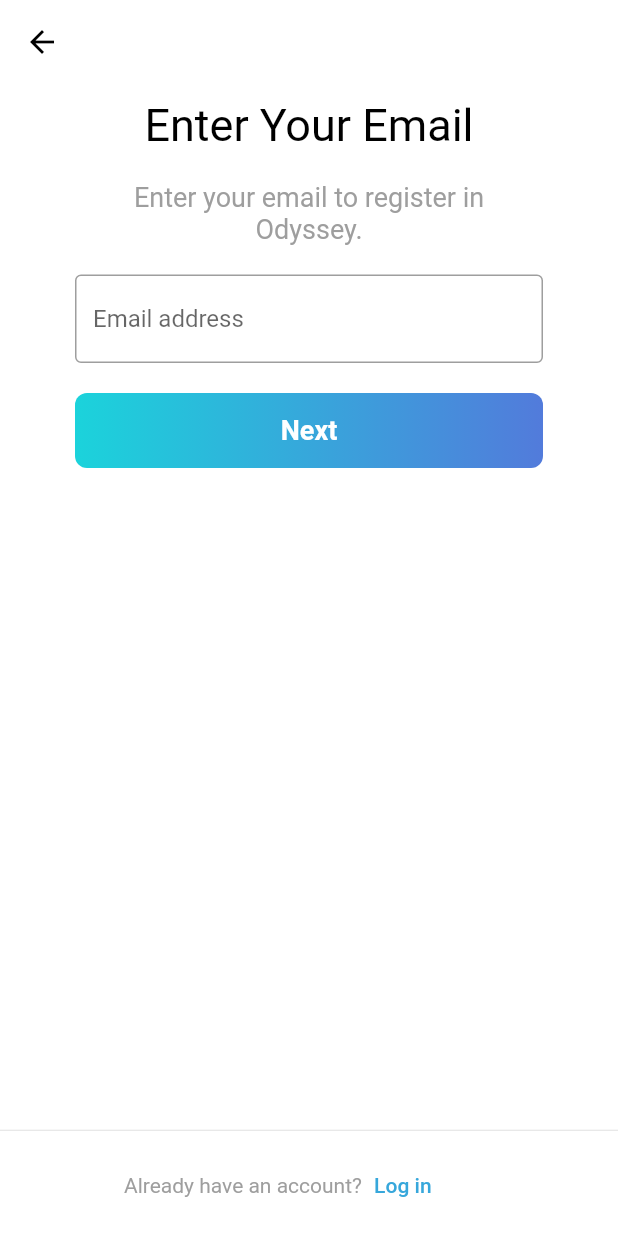
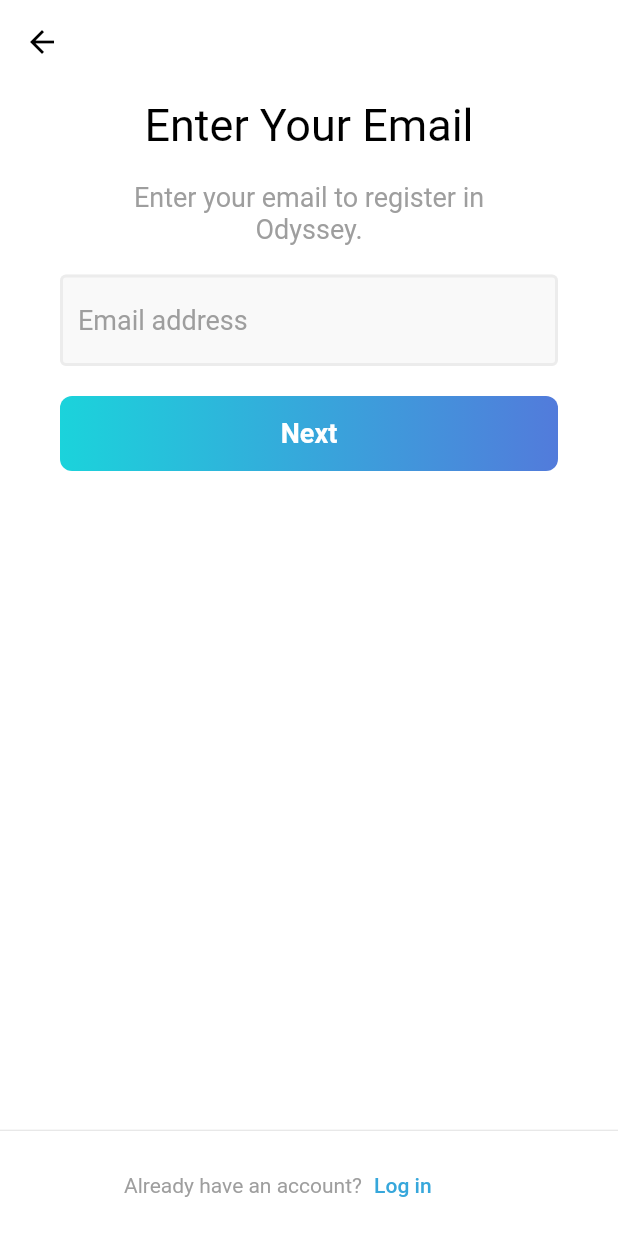
Before and after one commit to ShathaAldosari01/2022-gp1-7, a Flutter app: the Signup screen opened by its route, on a phone screen of 412 x 824 dp. Run offline on Flutter 3.47's test engine with Material 2 defaults, Android fonts, the phone set to English and light mode, and no system bars; our stand-ins replace firebase_auth; accounts and stored records are empty.

Commit message:
update sign up ui

```diff
--- a/lib/config/palette.dart
+++ b/lib/config/palette.dart
@@ -8,5 +8,7 @@ class Palette{
   static const Color lightbuttonColor = Color(0xff8DE9ED);
   static const Color nameColor = Color(0xff527bdb);
   static const Color grey = Color(0xff9e9e9e);
+  static const Color lightgrey = Color(0xfff9f9f9);
+  static const Color midgrey = Color(0xffececec);
   static const Color link = Color(0xFF37A7DB);
 }
--- a/lib/screen/auth/signup.dart
+++ b/lib/screen/auth/signup.dart
@@ -29,7 +29,7 @@ class Signup extends StatelessWidget {
             /*first column*/
             Expanded(
               child: Container(
-                margin:  EdgeInsets.symmetric(horizontal: 50),
+                margin:  EdgeInsets.symmetric(horizontal: 40),
                 child: Column(
                   crossAxisAlignment: CrossAxisAlignment.center,
                   children: [
@@ -77,15 +77,40 @@ class Signup extends StatelessWidget {
                                 child: TextFormField(
                                   //design
                                   decoration: InputDecoration(
+
+                                    /*background color*/
+                                    fillColor: Palette.lightgrey,
+                                    filled: true,
+
+                                    /*hint*/
                                     border: OutlineInputBorder(),
                                     hintText: "Email address",
+                                    hintStyle: TextStyle(
+                                        fontSize: 18.0,
+                                        color: Palette.grey
+                                    ),
+
+                                    /*Border*/
+                                    focusedBorder: OutlineInputBorder(
+                                      borderSide: BorderSide(
+                                        color: Palette.midgrey,
+                                      ),
+                                    ),
+                                    enabledBorder: OutlineInputBorder(
+                                      borderSide: BorderSide(
+                                        color: Palette.midgrey,
+                                        width: 2.0,
+                                      ),
+                                    ),
                                   ),
+
                                   //function
                                   onChanged: (val){
 
                                   },
                                 ),
                               ),
+                              /*end of email*/
 
 
                               /*next button*/
@@ -110,7 +135,7 @@ class Signup extends StatelessWidget {
                                   minWidth: 350,
                                   child: FlatButton(onPressed: (){
                                     /*go to sign up page*/
-                                    Navigator.pushNamed(context, '/signup');
+                                    Navigator.pushNamed(context, '/Profile_Page');
                                   },
                                     child: Text('Next',
                                       style: TextStyle(
@@ -159,7 +184,7 @@ class Signup extends StatelessWidget {
                             // color: Colors.red,
                             padding: EdgeInsets.fromLTRB(0, 0,30, 0),
                             onPressed: (){
-                              Navigator.pushNamed(context, '/signup');
+                              Navigator.pushNamed(context, '/login');
                             },
                             child: Text(
                               "Log in ",
```
